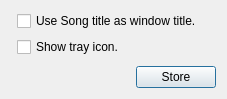
Old version of the form app/configform.ui in the repository sirherrbatka/nocturn.
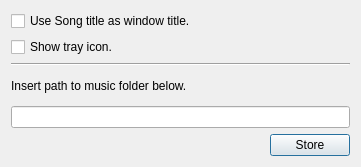
New version of the form.

Commit message: configuration window, explorer functional

```diff
--- a/app/configform.ui
+++ b/app/configform.ui
@@ -6,8 +6,8 @@
    <rect>
     <x>0</x>
     <y>0</y>
-    <width>227</width>
-    <height>99</height>
+    <width>361</width>
+    <height>167</height>
    </rect>
   </property>
   <property name="windowTitle">
@@ -15,24 +15,38 @@
   </property>
   <layout class="QVBoxLayout" name="verticalLayout_4">
    <item>
-    <layout class="QFormLayout" name="formLayout">
-     <property name="fieldGrowthPolicy">
-      <enum>QFormLayout::ExpandingFieldsGrow</enum>
-     </property>
-     <item row="0" column="1">
+    <layout class="QVBoxLayout" name="verticalLayout">
+     <item>
       <widget class="QCheckBox" name="mSongAsWindowTitle">
        <property name="text">
         <string>Use Song title as window title.</string>
        </property>
       </widget>
      </item>
-     <item row="1" column="1">
+     <item>
       <widget class="QCheckBox" name="mShowTrayIcon">
        <property name="text">
         <string>Show tray icon.</string>
        </property>
       </widget>
      </item>
+     <item>
+      <widget class="Line" name="line">
+       <property name="orientation">
+        <enum>Qt::Horizontal</enum>
+       </property>
+      </widget>
+     </item>
+     <item>
+      <widget class="QLabel" name="label">
+       <property name="text">
+        <string>Insert path to music folder below.</string>
+       </property>
+      </widget>
+     </item>
+     <item>
+      <widget class="QLineEdit" name="mPathEdit"/>
+     </item>
     </layout>
    </item>
    <item>
```
The commit also changes 2 other files.
